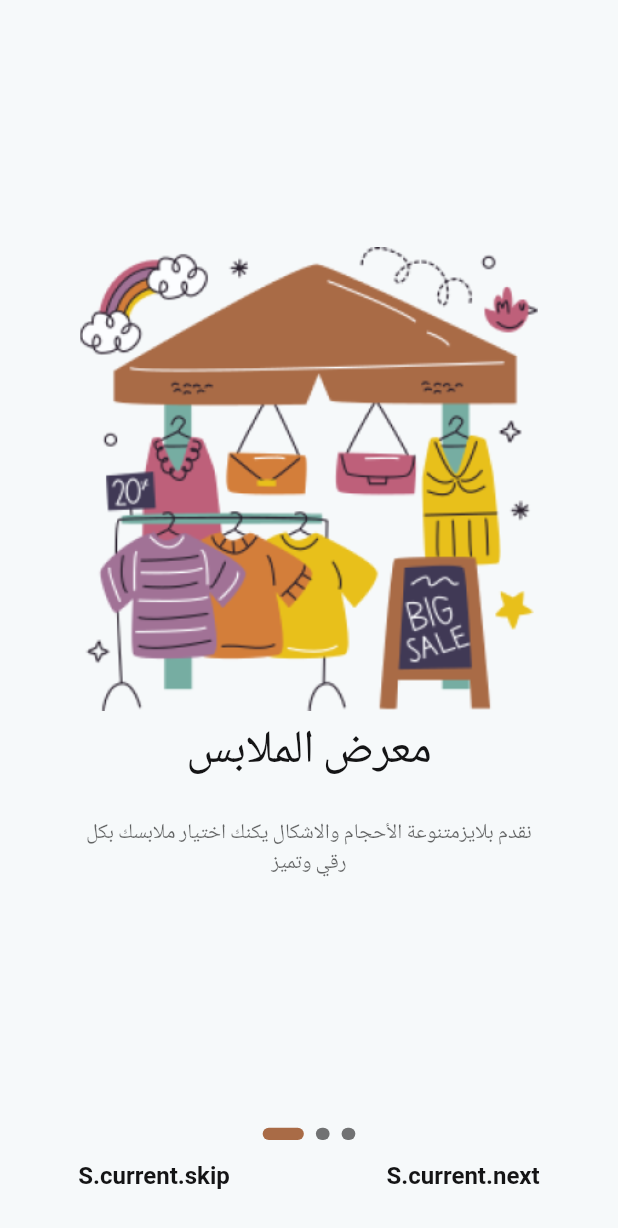
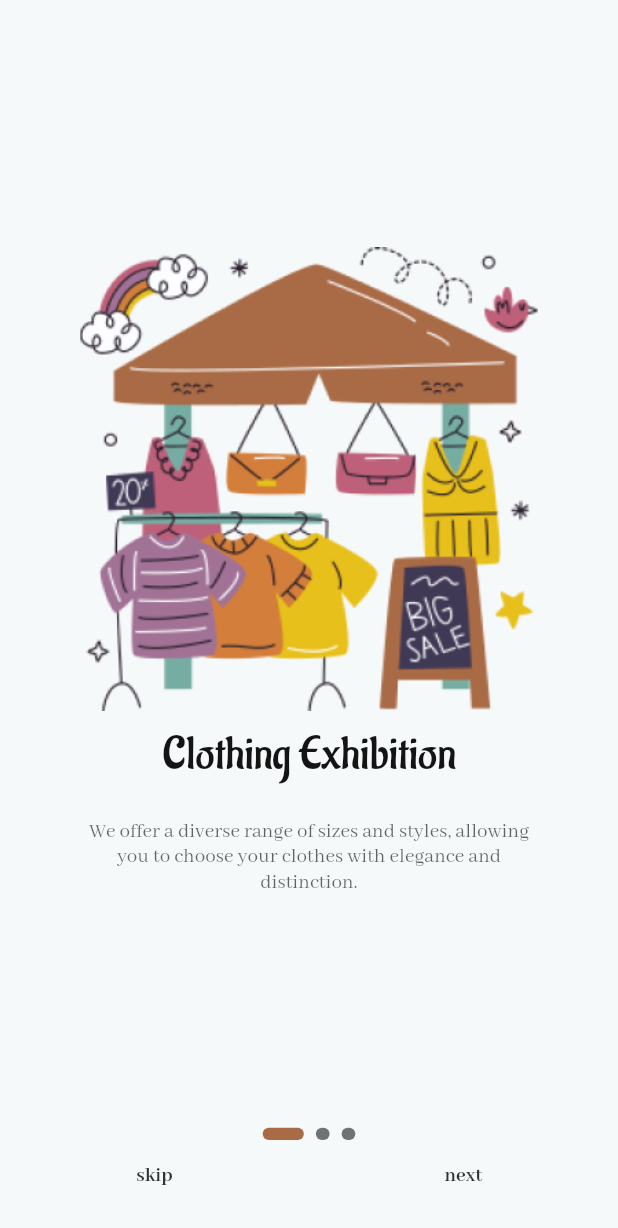
Before and after one commit to raghebzaki/marketc, a Flutter app: the screen it shows after launch, on a phone screen of 412 x 824 dp. Shown: the top 1228 px of the screen. Run offline on Flutter 3.47's test engine with Material 2 defaults, Android fonts, the phone set to English and light mode, and no system bars; drawn by our look-alikes of smooth_page_indicator; our stand-ins replace bloc, connectivity_plus, dio, equatable, firebase_core, firebase_messaging and 7 more; accounts and stored records are empty; project files that could hold a hidden picture were left out.

Commit message:
finish on boarding view

```diff
--- a/lib/config/themes/app_text_styles.dart
+++ b/lib/config/themes/app_text_styles.dart
@@ -20,6 +20,13 @@ class CustomTextStyle {
     fontSize: 14,
     fontFamily: AppConstants.subFontFamily,
     fontWeight: FontWeight.w400,
+    height: 0,
+  );
+  static TextStyle kTextStyleF14SubBlack =  TextStyle(
+    color: Colors.black.withOpacity(0.800000011920929),
+    fontSize: 14,
+    fontFamily: AppConstants.subFontFamily,
+    fontWeight: FontWeight.w700,
     height: 0,
   );
       static TextStyle kTextStyleF14 =  TextStyle(
--- a/lib/features/on_boarding/presentation/pages/on_boarding_view.dart
+++ b/lib/features/on_boarding/presentation/pages/on_boarding_view.dart
@@ -83,7 +83,7 @@ class OnBoardingViewState extends State<OnBoardingView> {
                       padding:  EdgeInsets.symmetric(
                           horizontal: 50.w,vertical: 16.h),
                       child: Text(
-                          S.current.onboard_1,
+                          S.current.onboard_2,
                           textAlign: TextAlign.center,
                           style:CustomTextStyle.onBoardingTextStyleF30
                       ),
@@ -92,7 +92,7 @@ class OnBoardingViewState extends State<OnBoardingView> {
                       padding:  EdgeInsets.symmetric(
                           horizontal: 50.w,vertical: 16.h),
                       child: Text(
-                          S.current.onboard_1_des,
+                          S.current.onboard_2_des,
                           textAlign: TextAlign.center,
                           style:CustomTextStyle.kTextStyleF14Sub
 
@@ -106,7 +106,7 @@ class OnBoardingViewState extends State<OnBoardingView> {
                     Padding(
                       padding:  EdgeInsets.symmetric(vertical: 20.h),
                       child: Image.asset(
-                        'assets/images/onboard_1.png',
+                        'assets/images/onboard_3.png',
                         height: 300.h,
                         width: 300.w,
                       ),
@@ -115,7 +115,7 @@ class OnBoardingViewState extends State<OnBoardingView> {
                       padding:  EdgeInsets.symmetric(
                           horizontal: 50.w,vertical: 16.h),
                       child: Text(
-                          S.current.onboard_1,
+                          S.current.onboard_3,
                           textAlign: TextAlign.center,
                           style:CustomTextStyle.onBoardingTextStyleF30
                       ),
@@ -124,7 +124,7 @@ class OnBoardingViewState extends State<OnBoardingView> {
                       padding:  EdgeInsets.symmetric(
                           horizontal: 50.w,vertical: 16.h),
                       child: Text(
-                          S.current.onboard_1_des,
+                          S.current.onboard_3_des,
                           textAlign: TextAlign.center,
                           style:CustomTextStyle.kTextStyleF14Sub
 
@@ -157,12 +157,10 @@ class OnBoardingViewState extends State<OnBoardingView> {
                         Opacity(
                           opacity: pageIndex != 2 ? 1.0 : 0.0,
                           child: TextButton(
-                            child: const Text(
-                              "S.current.skip",
-                              style: TextStyle(
-                                  color: AppColors.textColor,
-                                  fontWeight: FontWeight.bold,
-                                  fontSize: 16),
+                            child:  Text(
+                              S.current.skip,
+                                style: CustomTextStyle.kTextStyleF14SubBlack
+
                             ),
                             onPressed: () {
                               Navigator.of(context).pushReplacement(
@@ -173,12 +171,9 @@ class OnBoardingViewState extends State<OnBoardingView> {
                         ),
                         pageIndex != 2
                             ? TextButton(
-                                child: const Text(
-                                  "S.current.next",
-                                  style: TextStyle(
-                                      color: AppColors.textColor,
-                                      fontWeight: FontWeight.bold,
-                                      fontSize: 16),
+                                child:  Text(
+                                  S.current.next,
+                                    style: CustomTextStyle.kTextStyleF14SubBlack
                                 ),
                                 onPressed: () {
                                   if (!(controller.page == 2.0)) {
@@ -190,12 +185,9 @@ class OnBoardingViewState extends State<OnBoardingView> {
                                 },
                               )
                             : TextButton(
-                                child: const Text(
-                                  "S.current.finish",
-                                  style: TextStyle(
-                                      color: AppColors.textColor,
-                                      fontWeight: FontWeight.bold,
-                                      fontSize: 16),
+                                child:  Text(
+                                  S.current.finish,
+                                  style: CustomTextStyle.kTextStyleF14SubBlack
                                 ),
                                 onPressed: () {
                                   Navigator.of(context).pushReplacement(
--- a/lib/l10n/intl_ar.arb
+++ b/lib/l10n/intl_ar.arb
@@ -11,5 +11,14 @@
   "timeout_error": "انتهت المهلة , حاول مرة أخرى لاحقًا",
   "default_error": "حدث خطأ ما , حاول مرة أخرى لاحقًا",
   "cache_error": "خطأ في ذاكرة التخزين المؤقت , حاول مرة أخرى لاحقًا",
-  "no_internet_error": "يُرجى التحقق من اتصالك بالإنترنت"
+  "no_internet_error": "يُرجى التحقق من اتصالك بالإنترنت",
+
+
+  "onboard_1": "معرض الملابس",
+  "onboard_1_des": "نقدم بلايزمتنوعة الأحجام والاشكال يكنك اختيار ملابسك بكل رقي وتميز",
+  "onboard_2": "نتميز بتطريز الملابس",
+  "onboard_2_des": "تمتع بتطريز الشعارات والعبارات التي تحبها على ملابسك الخاصة",
+  "onboard_3": "تسوق عبر الاونلاين",
+  "onboard_3_des": "سارع بشراء ملابسك المطرزة والمميزة من خلال الشراء عبر الانترنت"
+
 }
--- a/lib/l10n/intl_en.arb
+++ b/lib/l10n/intl_en.arb
@@ -14,8 +14,15 @@
   "cache_error": "cache error, try again later",
   "no_internet_error": "Please check your internet connection",
 
-  "onboard_1": "معرض الملابس",
-  "onboard_1_des": "نقدم بلايزمتنوعة الأحجام والاشكال يكنك اختيار ملابسك بكل رقي وتميز"
+  "onboard_1": "Clothing Exhibition",
+  "onboard_1_des": "We offer a diverse range of sizes and styles, allowing you to choose your clothes with elegance and distinction.",
+  "onboard_2": "Specializing in  \n Clothing Embroidery",
+  "onboard_2_des": "Enjoy the embroidery of logos and phrases you love on your own clothes.",
+  "onboard_3": "Shop Online",
+  "onboard_3_des": "Hurry to purchase your embroidered and distinctive clothing ",
+  "skip": "skip",
+  "next": "next",
+  "finish": "finish"
 
 
 }
```
Also changed, not shown: lib/generated/intl/messages_ar.dart, lib/generated/intl/messages_en.dart, lib/generated/l10n.dart.
